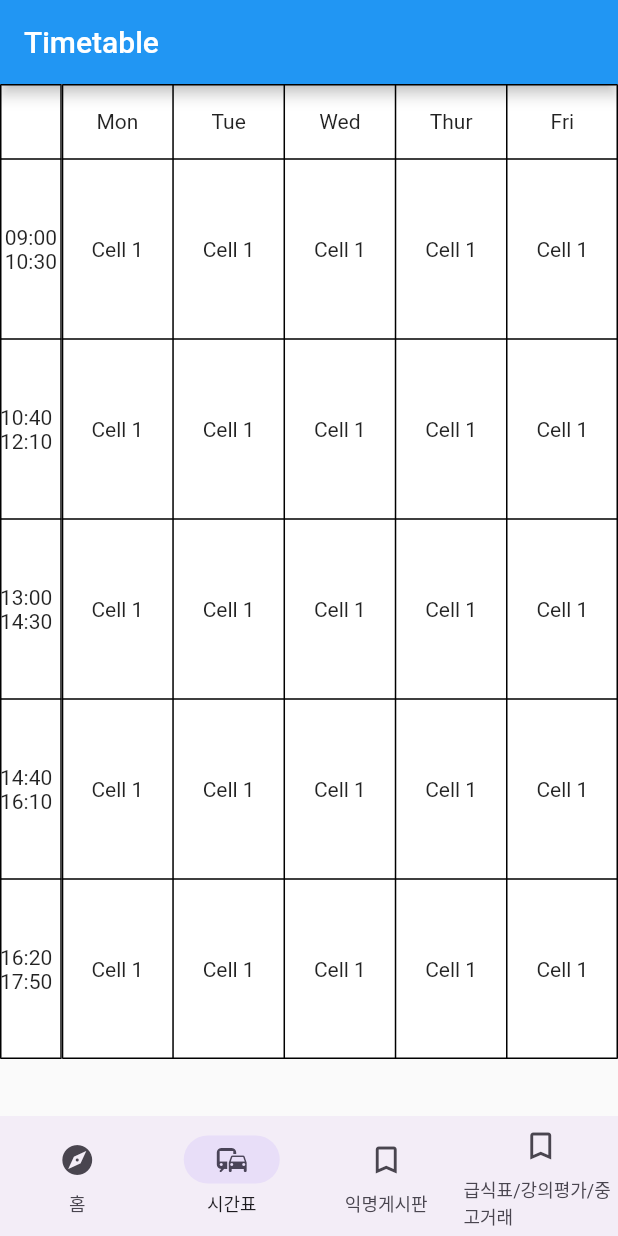
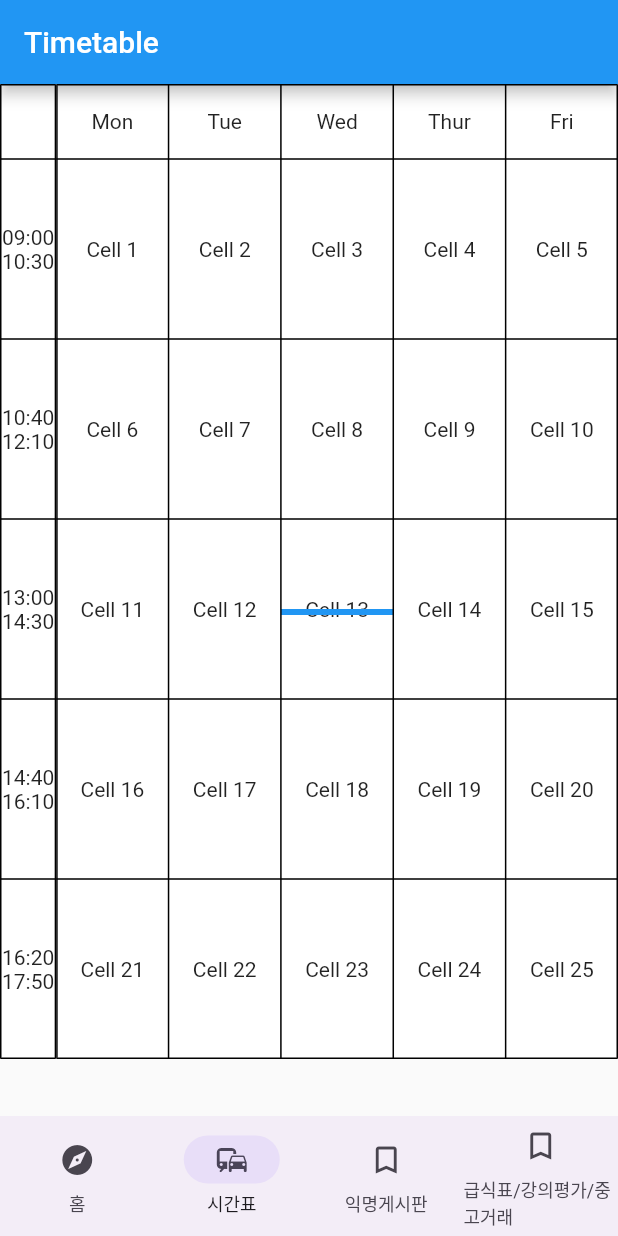
Before and after one commit to hspark15429/uniberry, a Flutter app: the TopPage screen opened by its route, item 2 of the bottom bar chosen, on a phone screen of 412 x 824 dp. Run offline on Flutter 3.47's test engine with Material 2 defaults, Android fonts, the phone set to English and light mode, and no system bars; our stand-ins replace cloud_firestore, email_validator, firebase_auth, firebase_core, firebase_dynamic_links, go_router and 1 more; missing offline and left inert: firebase_ui_localizations, firebase_ui_oauth, firebase_ui_shared; accounts and stored records are empty.

Commit message:
added current time bar

```diff
--- a/lib/main.dart
+++ b/lib/main.dart
@@ -8,6 +8,7 @@ import 'package:flutter/material.dart';
 import 'package:flutter_localizations/flutter_localizations.dart'; // new
 import 'package:go_router/go_router.dart'; // new
 import 'package:google_fonts/google_fonts.dart';
+import 'package:gtk_flutter/screens/timetable_page.dart';
 import 'package:gtk_flutter/screens/top_page.dart';
 import 'package:provider/provider.dart'; // new
 
@@ -32,7 +33,8 @@ final _router = GoRouter(
   routes: [
     GoRoute(
       path: '/',
-      builder: (context, appState) => const HomePage(),
+      builder: (context, appState) => const TopPage(),
+      //builder: (context, appState) => const HomePage(),
       routes: [
         GoRoute(
           path: 'sign-in',
--- a/lib/screens/timetable_page.dart
+++ b/lib/screens/timetable_page.dart
@@ -8,22 +8,39 @@ class TimetablePage extends StatefulWidget {
 
 class _TimetablePageState extends State<TimetablePage> {
   Map<String, bool> cellTaps = {};
+  String cellNow = 'Cell 13';
 
   Widget _buildCell(String text,
       {double height = 120, double width = 100, color = Colors.white}) {
     return GestureDetector(
       onTap: () {
-        print(text);
+        // open pop up window to add event
         setState(() {
           cellTaps[text] = true;
-          print(cellTaps);
         });
       },
       child: Container(
         color: color,
         width: width,
         height: height,
-        child: Center(child: Text(text)),
+        // if text matches cellNow, it should have the current time indicator
+        child: text == cellNow
+            ? Stack(
+                children: [
+                  Center(child: Text(text)),
+                  Positioned(
+                    top: height / 2,
+                    left: 0,
+                    child: Container(
+                      clipBehavior: Clip.none,
+                      width: width * 3,
+                      height: 4,
+                      color: Colors.blue,
+                    ),
+                  ),
+                ],
+              )
+            : Center(child: Text(text)),
       ),
     );
   }
@@ -51,25 +68,27 @@ class _TimetablePageState extends State<TimetablePage> {
                         _buildCell('09:00\n10:30'),
                       ]),
                       TableRow(children: [
-                        _buildCell('10:40\12:10'),
+                        _buildCell('10:40\n12:10'),
                       ]),
                       TableRow(children: [
-                        _buildCell('13:00\14:30'),
+                        _buildCell('13:00\n14:30'),
                       ]),
                       TableRow(children: [
-                        _buildCell('14:40\16:10'),
+                        _buildCell('14:40\n16:10'),
                       ]),
                       TableRow(children: [
-                        _buildCell('16:20\17:50'),
+                        _buildCell('16:20\n17:50'),
                       ])
                     ],
                   ),
                 ),
               ),
               Expanded(
-                flex: 9,
-                child: LayoutBuilder(
-                  builder: (context, constraints) => Table(
+                flex: 10,
+                child: LayoutBuilder(builder: (context, constraints) {
+                  final now = DateTime.now();
+                  print(now);
+                  return Table(
                     border: TableBorder.all(),
                     children: [
                       TableRow(children: [
@@ -85,48 +104,48 @@ class _TimetablePageState extends State<TimetablePage> {
                       ]),
                       TableRow(children: [
                         _buildCell('Cell 1'),
-                        _buildCell('Cell 1'),
-                        _buildCell('Cell 1'),
-                        _buildCell('Cell 1'),
-                        _buildCell('Cell 1'),
+                        _buildCell('Cell 2'),
+                        _buildCell('Cell 3'),
+                        _buildCell('Cell 4'),
+                        _buildCell('Cell 5'),
                       ]),
                       TableRow(children: [
-                        _buildCell('Cell 1'),
-                        _buildCell('Cell 1'),
-                        _buildCell('Cell 1',
-                            color: cellTaps['Cell 1'] == true
+                        _buildCell('Cell 6'),
+                        _buildCell('Cell 7'),
+                        _buildCell('Cell 8',
+                            color: cellTaps['Cell 9'] == true
                                 ? Colors.green
                                 : Colors.white),
-                        _buildCell('Cell 1'),
-                        _buildCell('Cell 1'),
+                        _buildCell('Cell 9'),
+                        _buildCell('Cell 10'),
                       ]),
                       TableRow(children: [
-                        _buildCell('Cell 1'),
-                        _buildCell('Cell 1'),
-                        _buildCell('Cell 1'),
-                        _buildCell('Cell 1'),
-                        _buildCell('Cell 1'),
+                        _buildCell('Cell 11'),
+                        _buildCell('Cell 12'),
+                        _buildCell('Cell 13'),
+                        _buildCell('Cell 14'),
+                        _buildCell('Cell 15'),
                       ]),
                       TableRow(children: [
-                        _buildCell('Cell 1'),
-                        _buildCell('Cell 1'),
-                        _buildCell('Cell 1',
+                        _buildCell('Cell 16'),
+                        _buildCell('Cell 17'),
+                        _buildCell('Cell 18',
                             color: cellTaps['Mon'] == true
                                 ? Colors.green
                                 : Colors.white),
-                        _buildCell('Cell 1'),
-                        _buildCell('Cell 1'),
+                        _buildCell('Cell 19'),
+                        _buildCell('Cell 20'),
                       ]),
                       TableRow(children: [
-                        _buildCell('Cell 1'),
-                        _buildCell('Cell 1'),
-                        _buildCell('Cell 1'),
-                        _buildCell('Cell 1'),
-                        _buildCell('Cell 1'),
+                        _buildCell('Cell 21'),
+                        _buildCell('Cell 22'),
+                        _buildCell('Cell 23'),
+                        _buildCell('Cell 24'),
+                        _buildCell('Cell 25'),
                       ])
                     ],
-                  ),
-                ),
+                  );
+                }),
               ),
             ],
           ),
@@ -135,3 +154,23 @@ class _TimetablePageState extends State<TimetablePage> {
     );
   }
 }
+
+// var array = List<List<String>>.generate(
+//   5,
+//   (i) => List<String>.generate(
+//     5,
+//     (j) => 'Cell ${i * 5 + j + 1}',
+//   ),
+// );
+
+// if (istimeNow){
+//   position(
+//     top: (controller.cellHeight*0.5)
+//     left: cellWidth*Day
+//   )
+
+// }
+
+//       if (number >= 900 && number <= 1030) {
+//       print('The number is between 1000 and 2000.');
+//     }
--- a/lib/screens/top_page.dart
+++ b/lib/screens/top_page.dart
@@ -9,7 +9,7 @@ class TopPage extends StatefulWidget {
 }
 
 class _TopPageState extends State<TopPage> {
-  int currentPageIndex = 0;
+  int currentPageIndex = 1;
 
   @override
   Widget build(BuildContext context) {
```
Also changed, not shown: 1 other file.
